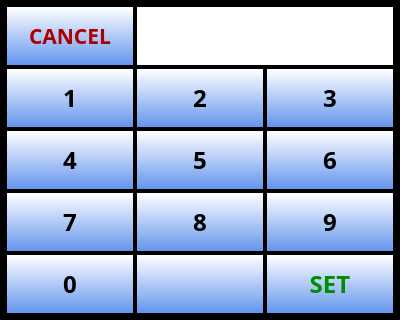
The window that ui/Keypad.ui (UnexplodedMinds/Stratofier) describes before a commit, drawn with Qt 5.
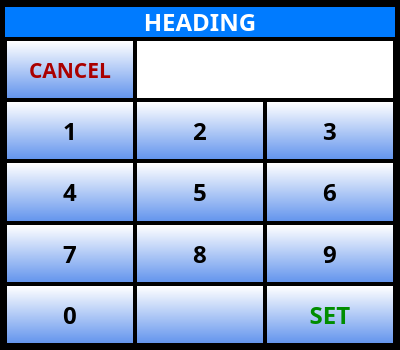
The same window after the commit. Icons and pictures are not drawn.

Commit message: Add landscape mode. Add headings to keypads to make it clearer what bug you're adding. Add second keypad query for wind speed.

```diff
--- a/ui/Keypad.ui
+++ b/ui/Keypad.ui
@@ -7,7 +7,7 @@
     <x>0</x>
     <y>0</y>
     <width>400</width>
-    <height>320</height>
+    <height>350</height>
    </rect>
   </property>
   <property name="sizePolicy">
@@ -19,13 +19,13 @@
   <property name="minimumSize">
    <size>
     <width>400</width>
-    <height>320</height>
+    <height>350</height>
    </size>
   </property>
   <property name="maximumSize">
    <size>
     <width>400</width>
-    <height>320</height>
+    <height>350</height>
    </size>
   </property>
   <property name="palette">
@@ -107,7 +107,7 @@
    <string notr="true">QPushButton { border: none; background-color: qlineargradient( x1:0, y1:0, x2:0, y2:1, stop: 0 white, stop:1 CornflowerBlue ); margin: 2px; }
 QPushButton::pressed { border: none; background-color: qlineargradient( x1:0, y1:0, x2:0, y2:1, stop: 0 white, stop:1 gray ); margin: 2px; }</string>
   </property>
-  <layout class="QGridLayout" name="gridLayout">
+  <layout class="QGridLayout" name="gridLayout" rowminimumheight="34,0,0,0,0,0">
    <property name="leftMargin">
     <number>5</number>
    </property>
@@ -1027,6 +1027,139 @@
      </property>
     </widget>
    </item>
+   <item row="0" column="0" colspan="3">
+    <widget class="QLabel" name="m_pTitleLabel">
+     <property name="sizePolicy">
+      <sizepolicy hsizetype="MinimumExpanding" vsizetype="Fixed">
+       <horstretch>0</horstretch>
+       <verstretch>0</verstretch>
+      </sizepolicy>
+     </property>
+     <property name="minimumSize">
+      <size>
+       <width>0</width>
+       <height>30</height>
+      </size>
+     </property>
+     <property name="maximumSize">
+      <size>
+       <width>16777215</width>
+       <height>30</height>
+      </size>
+     </property>
+     <property name="palette">
+      <palette>
+       <active>
+        <colorrole role="WindowText">
+         <brush brushstyle="SolidPattern">
+          <color alpha="255">
+           <red>255</red>
+           <green>255</green>
+           <blue>255</blue>
+          </color>
+         </brush>
+        </colorrole>
+        <colorrole role="Base">
+         <brush brushstyle="SolidPattern">
+          <color alpha="255">
+           <red>255</red>
+           <green>255</green>
+           <blue>255</blue>
+          </color>
+         </brush>
+        </colorrole>
+        <colorrole role="Window">
+         <brush brushstyle="SolidPattern">
+          <color alpha="255">
+           <red>0</red>
+           <green>123</green>
+           <blue>255</blue>
+          </color>
+         </brush>
+        </colorrole>
+       </active>
+       <inactive>
+        <colorrole role="WindowText">
+         <brush brushstyle="SolidPattern">
+          <color alpha="255">
+           <red>255</red>
+           <green>255</green>
+           <blue>255</blue>
+          </color>
+         </brush>
+        </colorrole>
+        <colorrole role="Base">
+         <brush brushstyle="SolidPattern">
+          <color alpha="255">
+           <red>255</red>
+           <green>255</green>
+           <blue>255</blue>
+          </color>
+         </brush>
+        </colorrole>
+        <colorrole role="Window">
+         <brush brushstyle="SolidPattern">
+          <color alpha="255">
+           <red>0</red>
+           <green>123</green>
+           <blue>255</blue>
+          </color>
+         </brush>
+        </colorrole>
+       </inactive>
+       <disabled>
+        <colorrole role="WindowText">
+         <brush brushstyle="SolidPattern">
+          <color alpha="255">
+           <red>120</red>
+           <green>120</green>
+           <blue>120</blue>
+          </color>
+         </brush>
+        </colorrole>
+        <colorrole role="Base">
+         <brush brushstyle="SolidPattern">
+          <color alpha="255">
+           <red>0</red>
+           <green>123</green>
+           <blue>255</blue>
+          </color>
+         </brush>
+        </colorrole>
+        <colorrole role="Window">
+         <brush brushstyle="SolidPattern">
+          <color alpha="255">
+           <red>0</red>
+           <green>123</green>
+           <blue>255</blue>
+          </color>
+         </brush>
+        </colorrole>
+       </disabled>
+      </palette>
+     </property>
+     <property name="font">
+      <font>
+       <family>Piboto</family>
+       <pointsize>18</pointsize>
+       <weight>75</weight>
+       <bold>true</bold>
+      </font>
+     </property>
+     <property name="autoFillBackground">
+      <bool>true</bool>
+     </property>
+     <property name="frameShape">
+      <enum>QFrame::NoFrame</enum>
+     </property>
+     <property name="text">
+      <string>HEADING</string>
+     </property>
+     <property name="alignment">
+      <set>Qt::AlignCenter</set>
+     </property>
+    </widget>
+   </item>
   </layout>
  </widget>
  <resources>
```
The commit also changes 13 other files.
